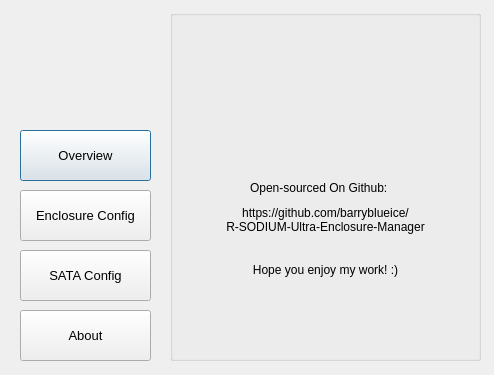
Old version of the form ultra_enclosure_manager.ui in the repository barryblueice/R-SODIUM-Ultra-Enclosure-Manager.
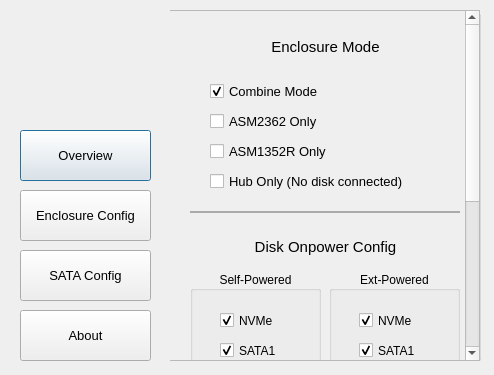
New version of the form. Icons and pictures are not drawn.

Commit message: 将qt_main_interface拆分成模块，按钮事件改为单独的模块运行

```diff
--- a/ultra_enclosure_manager.ui
+++ b/ultra_enclosure_manager.ui
@@ -188,7 +188,7 @@
      <property name="geometry">
       <rect>
        <x>0</x>
-       <y>-121</y>
+       <y>0</y>
        <width>297</width>
        <height>470</height>
       </rect>
@@ -474,7 +474,7 @@
      <property name="geometry">
       <rect>
        <x>0</x>
-       <y>-286</y>
+       <y>0</y>
        <width>297</width>
        <height>635</height>
       </rect>
@@ -486,7 +486,7 @@
       </size>
      </property>
      <property name="autoFillBackground">
-      <bool>false</bool>
+      <bool>true</bool>
      </property>
      <widget class="QPushButton" name="boxmode_execute">
       <property name="geometry">
@@ -1229,8 +1229,8 @@
   <zorder>about_button</zorder>
   <zorder>overview</zorder>
   <zorder>sataconfig</zorder>
-  <zorder>boxmode</zorder>
   <zorder>about</zorder>
+  <zorder>boxmode</zorder>
  </widget>
  <resources>
   <include location="usm.qrc"/>
```
The commit also changes 7 other files.
